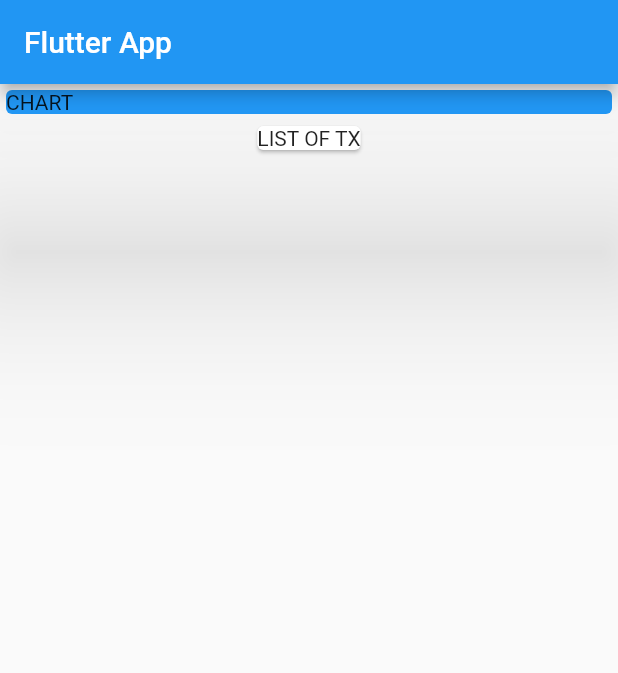
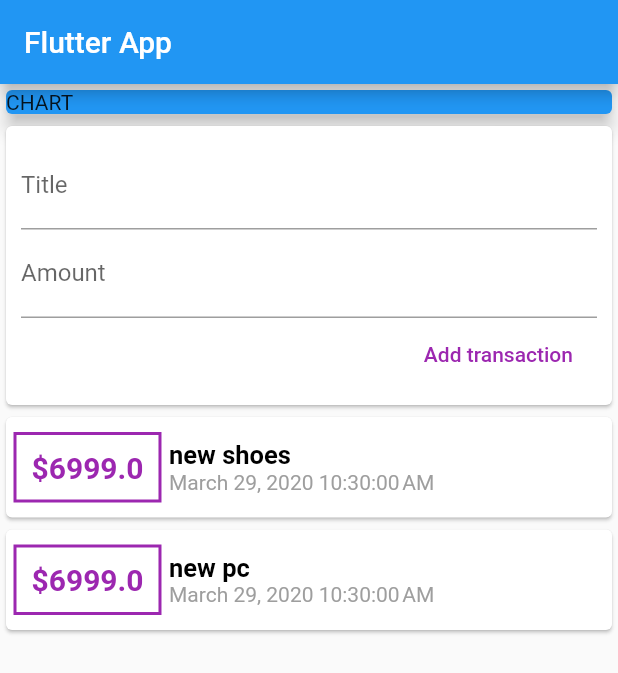
Before and after one commit to david-drvar/expense-tracker, a Flutter app: the screen it shows after launch, on a phone screen of 412 x 824 dp. Shown: the top 673 px of the screen. Run offline on Flutter 3.47's test engine with Material 2 defaults, Android fonts, the phone set to English and light mode, and no system bars.

Commit message:
Setting the basic layout

```diff
--- a/lib/main.dart
+++ b/lib/main.dart
@@ -1,5 +1,7 @@
+import 'package:expense_tracker/transaction.dart';
 import 'package:flutter/material.dart';
 import 'package:flutter/rendering.dart';
+import 'package:intl/intl.dart';
 
 void main() => runApp(MyApp());
 
@@ -15,6 +17,12 @@ class MyApp extends StatelessWidget {
 }
 
 class MyHomePage extends StatelessWidget {
+  final List<Transaction> transactions = [
+    Transaction(
+        id: 't1', title: 'new shoes', amount: 6999, date: DateTime.now()),
+    Transaction(id: 't2', title: 'new pc', amount: 6999, date: DateTime.now())
+  ];
+
   @override
   Widget build(BuildContext context) {
     return Scaffold(
@@ -22,18 +30,84 @@ class MyHomePage extends StatelessWidget {
           title: Text('Flutter App'),
         ),
         body: Column(
+          mainAxisAlignment: MainAxisAlignment.start,
+          crossAxisAlignment: CrossAxisAlignment.stretch,
           children: <Widget>[
             Container(
               width: double.infinity,
-              child: Card( // if you want to increase Card's width you can do it by wraping
-                          // Text with a Container or wraping whole Card in a Container
+              child: Card(
+                // if you want to increase Card's width you can do it by wraping
+                // Text with a Container or wraping whole Card in a Container
                 color: Colors.blue,
                 child: Text('CHART'),
-                elevation: 50,
+                elevation: 5,
               ),
             ),
             Card(
-              child: Text('LIST OF TX'),
+              child: Container(
+                padding: EdgeInsets.all(10),
+                child: Column(
+                  crossAxisAlignment: CrossAxisAlignment.end,
+                  children: <Widget>[
+                    TextField(
+                      decoration: InputDecoration(labelText: 'Title'),
+                    ),
+                    TextField(
+                      decoration: InputDecoration(labelText: 'Amount'),
+                    ),
+                    FlatButton(
+                      child: Text('Add transaction'),
+                      onPressed: () {},
+                      textColor: Colors.purple,
+                    )
+                  ],
+                ),
+              ),
+            ),
+            Column(
+              children: transactions.map((tx) {
+                return Card(
+                  child: Row(
+                    children: <Widget>[
+                      Container(
+                        padding: EdgeInsets.all(10),
+                        //color: Colors.purple,
+                        margin:
+                            EdgeInsets.symmetric(vertical: 10, horizontal: 5),
+                        decoration: BoxDecoration(
+                          border: Border.all(
+                            color: Colors.purple,
+                            width: 2,
+                          ),
+                        ),
+                        child: Text(
+                          '\$${tx.amount}',
+                          style: TextStyle(
+                              fontWeight: FontWeight.bold,
+                              fontSize: 20,
+                              color: Colors.purple),
+                        ),
+                      ),
+                      Column(
+                        crossAxisAlignment: CrossAxisAlignment.start,
+                        children: <Widget>[
+                          Text(
+                            tx.title,
+                            style: TextStyle(
+                                color: Colors.black,
+                                fontWeight: FontWeight.bold,
+                                fontSize: 17),
+                          ),
+                          Text(
+                            DateFormat().format(tx.date),
+                            style: TextStyle(color: Colors.grey),
+                          )
+                        ],
+                      )
+                    ],
+                  ),
+                );
+              }).toList(),
             )
           ],
         ));
--- /dev/null
+++ b/lib/transaction.dart
@@ -0,0 +1,16 @@
+
+
+import 'package:flutter/foundation.dart';
+
+class Transaction {
+  final String id;
+  final String title;
+  final double amount;
+  final DateTime date;
+
+  Transaction({@required this.id, @required this.title, @required this.amount, @required this.date});
+
+
+
+
+}
--- a/pubspec.yaml
+++ b/pubspec.yaml
@@ -19,6 +19,7 @@ environment:
 dependencies:
   flutter:
     sdk: flutter
+  intl: ^0.16.1
 
   # The following adds the Cupertino Icons font to your application.
   # Use with the CupertinoIcons class for iOS style icons.
```
Also changed, not shown: pubspec.lock.
